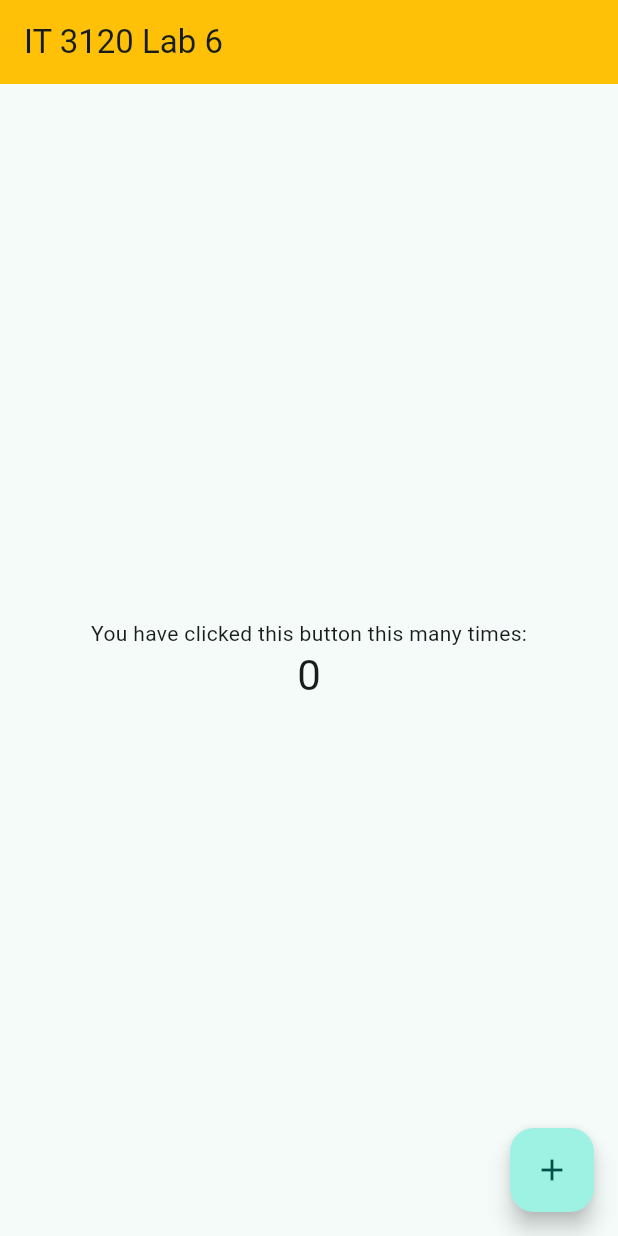
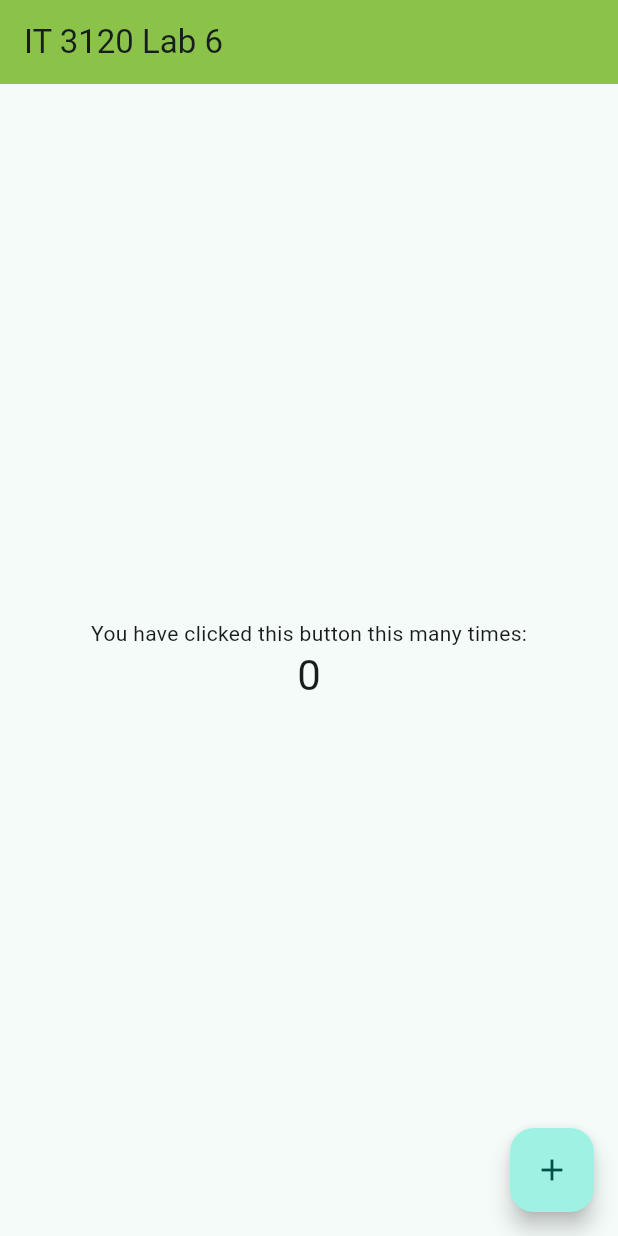
Before and after one commit to hotdogwithcheese/it3120-lab6, a Flutter app: the screen it shows after launch, on a phone screen of 412 x 824 dp. Run offline on Flutter 3.47's test engine with Material 3 defaults, Android fonts, the phone set to English and light mode, and no system bars.

Commit message:
Changing AppBar Color to Light Green

```diff
--- a/lib/main.dart
+++ b/lib/main.dart
@@ -80,7 +80,7 @@ class _MyHomePageState extends State<MyHomePage> {
         // TRY THIS: Try changing the color here to a specific color (to
         // Colors.amber, perhaps?) and trigger a hot reload to see the AppBar
         // change color while the other colors stay the same.
-        backgroundColor: Colors.amber,
+        backgroundColor: Colors.lightGreen,
         // Here we take the value from the MyHomePage object that was created by
         // the App.build method, and use it to set our appbar title.
         title: Text(widget.title),
```
